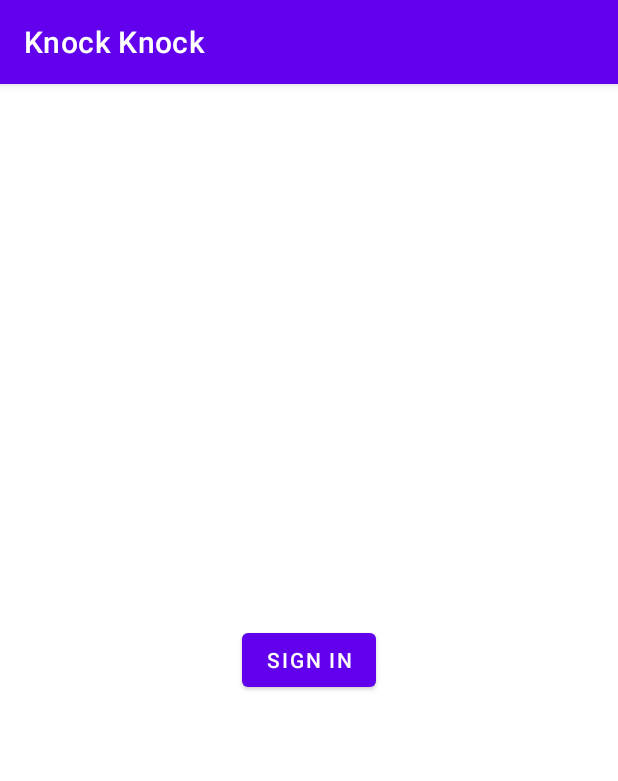
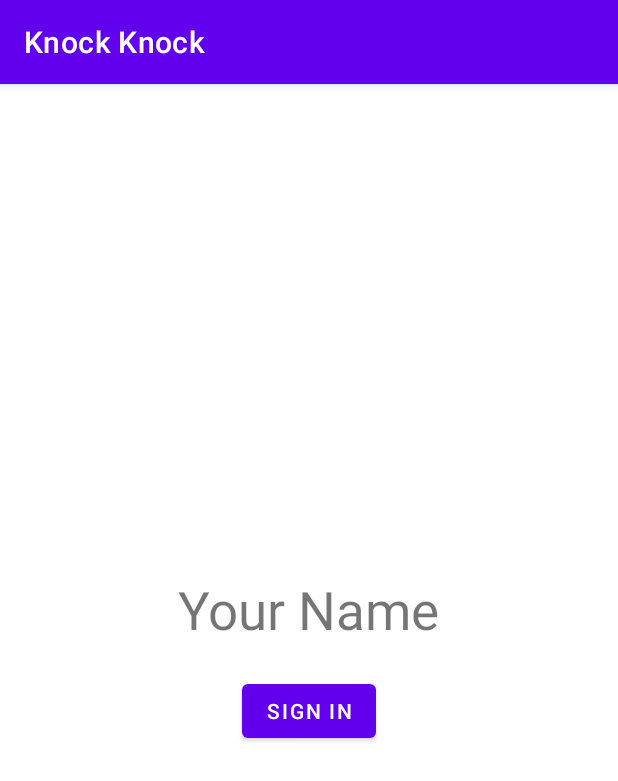
Before and after one commit to waleedbaroudi/Knock-Knock, an Android app: the screen it shows after launch (MainActivity), after a tap on "SIGN IN", on a phone screen of 412 x 824 dp. Shown: the top 781 px of the screen. Run offline under Robolectric (Android 15) with nearby library versions, the phone set to English and light mode, and no system bars; 2 statements that could not run were skipped.

Commit message:
remove custom on click listener class. setup sign in method in the account handler

```diff
--- a/app/src/main/java/com/huaweicontest/knockknock/model/AccountControlKeyListener.java
+++ /dev/null
@@ -1,26 +0,0 @@
-package com.huaweicontest.knockknock.model;
-
-import android.view.View;
-
-import com.huaweicontest.knockknock.R;
-
-public class AccountControlKeyListener implements View.OnClickListener {
-
-    AccountHandler handler;
-
-    public AccountControlKeyListener(AccountHandler handler) {
-        this.handler = handler;
-    }
-
-    @Override
-    public void onClick(View v) {
-        switch (v.getId()) {
-            case R.id.sign_in_button:
-                handler.signIn();
-                break;
-            //add other cases
-        }
-
-
-    }
-}
--- a/app/src/main/java/com/huaweicontest/knockknock/ui/MainActivity.java
+++ b/app/src/main/java/com/huaweicontest/knockknock/ui/MainActivity.java
@@ -6,7 +6,6 @@ import android.os.Bundle;
 import android.widget.Button;
 
 import com.huaweicontest.knockknock.R;
-import com.huaweicontest.knockknock.model.AccountControlKeyListener;
 import com.huaweicontest.knockknock.model.AccountHandler;
 
 public class MainActivity extends AppCompatActivity {
@@ -22,7 +21,7 @@ public class MainActivity extends AppCompatActivity {
 
         signInButton = findViewById(R.id.sign_in_button);
         handler = new AccountHandler();
-        signInButton.setOnClickListener(new AccountControlKeyListener(handler));
+        signInButton.setOnClickListener(v -> handler.signIn());
 
     }
 }
--- a/app/src/main/res/layout/activity_main.xml
+++ b/app/src/main/res/layout/activity_main.xml
@@ -15,5 +15,19 @@
         app:layout_constraintEnd_toEndOf="parent"
         app:layout_constraintHorizontal_bias="0.5"
         app:layout_constraintStart_toStartOf="parent"
-        app:layout_constraintTop_toTopOf="parent" />
+        app:layout_constraintTop_toBottomOf="@+id/name_label" />
+
+    <TextView
+        android:id="@+id/name_label"
+        android:layout_width="wrap_content"
+        android:layout_height="wrap_content"
+        android:layout_marginBottom="20dp"
+        android:text="Your Name"
+        android:textSize="35sp"
+        app:layout_constraintBottom_toTopOf="@+id/sign_in_button"
+        app:layout_constraintEnd_toEndOf="@+id/sign_in_button"
+        app:layout_constraintHorizontal_bias="0.5"
+        app:layout_constraintStart_toStartOf="@+id/sign_in_button"
+        app:layout_constraintTop_toTopOf="parent"
+        app:layout_constraintVertical_chainStyle="packed" />
 </androidx.constraintlayout.widget.ConstraintLayout>
```
Also changed, not shown: app/src/main/java/com/huaweicontest/knockknock/model/AccountHandler.java (+39 -0 lines).
